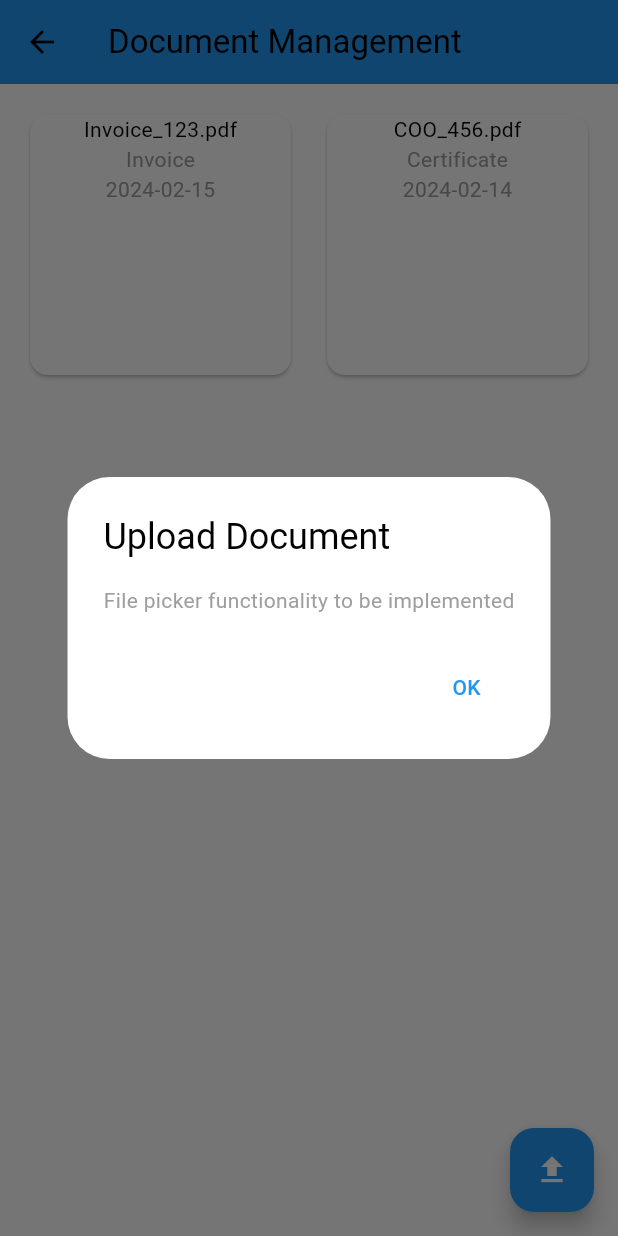
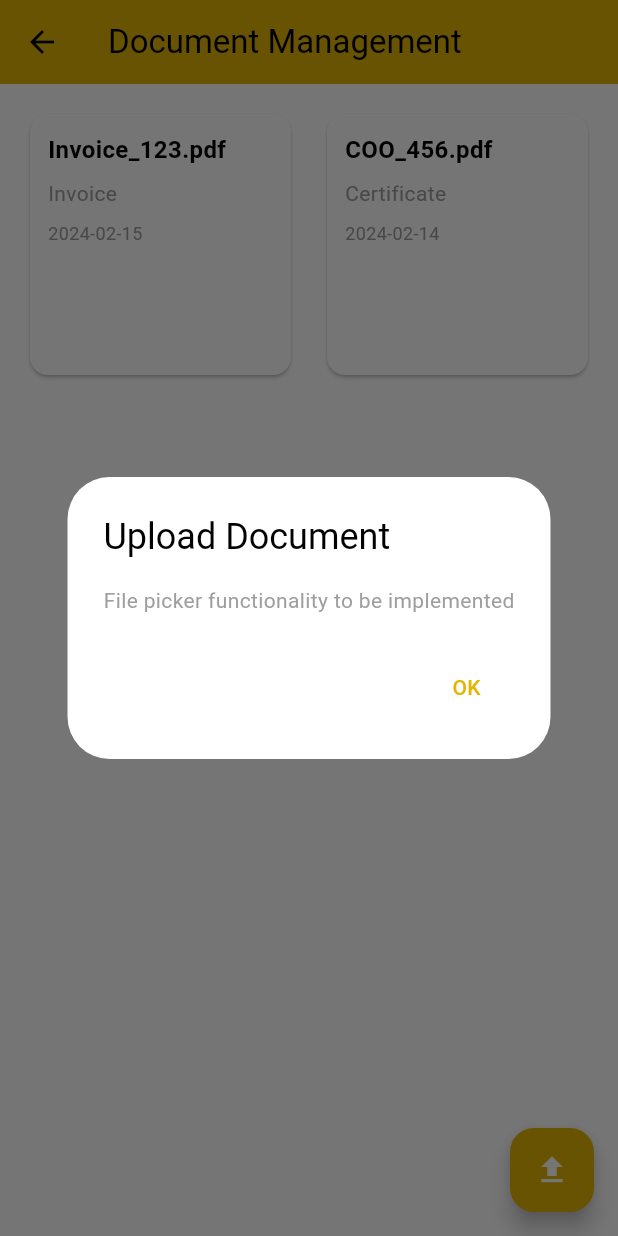
Before and after one commit to SamehKalash/CustomsX, a Flutter app: the DocumentManagementScreen screen opened by its route, after a tap on the "upload" icon, on a phone screen of 412 x 824 dp. Run offline on Flutter 3.47's test engine with Material 3 defaults, Android fonts, the phone set to English and light mode, and no system bars; our stand-ins replace cloud_firestore, firebase_core, image_picker, shared_preferences; accounts and stored records are empty.

Commit message:
UI chnages

```diff
--- a/lib/screens/documents.dart
+++ b/lib/screens/documents.dart
@@ -9,6 +9,9 @@ class DocumentManagementScreen extends StatelessWidget {
     Document(name: 'COO_456.pdf', type: 'Certificate', date: '2024-02-14'),
   ];
 
+  // Define the yellowish color to match the dashboard theme
+  static const Color yellowishColor = Color(0xFFE3B505);
+
   @override
   Widget build(BuildContext context) {
     final isDarkMode = Theme.of(context).brightness == Brightness.dark;
@@ -16,15 +19,14 @@ class DocumentManagementScreen extends StatelessWidget {
     return Scaffold(
       appBar: AppBar(
         title: const Text('Document Management'),
-        backgroundColor: isDarkMode ? Colors.grey[900] : Colors.blue,
+        backgroundColor: isDarkMode ? Colors.grey[900] : yellowishColor,
         iconTheme: IconThemeData(
           color: isDarkMode ? Colors.white : Colors.black, // Adjust icon color
         ),
       ),
       floatingActionButton: FloatingActionButton(
         onPressed: () => _uploadDocument(context),
-        backgroundColor:
-            isDarkMode ? Colors.blue[300] : Colors.blue, // Adjust FAB color
+        backgroundColor: isDarkMode ? Colors.grey[800] : yellowishColor, // Adjust FAB color
         child: const Icon(Icons.upload),
       ),
       body: GridView.builder(
@@ -35,8 +37,7 @@ class DocumentManagementScreen extends StatelessWidget {
           mainAxisSpacing: 16,
         ),
         itemCount: _documents.length,
-        itemBuilder:
-            (context, index) => DocumentCard(
+        itemBuilder: (context, index) => DocumentCard(
           document: _documents[index],
           isDarkMode: isDarkMode, // Pass dark mode flag to the widget
         ),
@@ -49,8 +50,7 @@ class DocumentManagementScreen extends StatelessWidget {
 
     showDialog(
       context: context,
-      builder:
-          (context) => AlertDialog(
+      builder: (context) => AlertDialog(
         backgroundColor: isDarkMode ? Colors.grey[900] : Colors.white,
         title: Text(
           'Upload Document',
@@ -68,10 +68,7 @@ class DocumentManagementScreen extends StatelessWidget {
             child: Text(
               'OK',
               style: TextStyle(
-                    color:
-                        isDarkMode
-                            ? Colors.blue[300]
-                            : Colors.blue, // Adjust button color
+                color: isDarkMode ? yellowishColor.withOpacity(0.8) : yellowishColor,
               ),
             ),
           ),
@@ -95,21 +92,37 @@ class DocumentCard extends StatelessWidget {
   Widget build(BuildContext context) {
     return Card(
       color: isDarkMode ? Colors.grey[800] : Colors.white,
+      child: Padding(
+        padding: const EdgeInsets.all(12.0),
         child: Column(
+          crossAxisAlignment: CrossAxisAlignment.start,
           children: [
             Text(
               document.name,
-            style: TextStyle(color: isDarkMode ? Colors.white : Colors.black),
+              style: TextStyle(
+                fontSize: 16,
+                fontWeight: FontWeight.bold,
+                color: isDarkMode ? Colors.white : Colors.black,
               ),
+            ),
+            const SizedBox(height: 8),
             Text(
               document.type,
-            style: TextStyle(color: isDarkMode ? Colors.white70 : Colors.grey),
+              style: TextStyle(
+                fontSize: 14,
+                color: isDarkMode ? Colors.white70 : Colors.grey,
               ),
+            ),
+            const SizedBox(height: 8),
             Text(
               document.date,
-            style: TextStyle(color: isDarkMode ? Colors.white70 : Colors.grey),
+              style: TextStyle(
+                fontSize: 12,
+                color: isDarkMode ? Colors.white70 : Colors.grey,
+              ),
             ),
           ],
+        ),
       ),
     );
   }
```
Also changed, not shown: lib/screens/tracking.dart (+17 -39 lines). Lines whose indentation alone changed are shown as unchanged.
